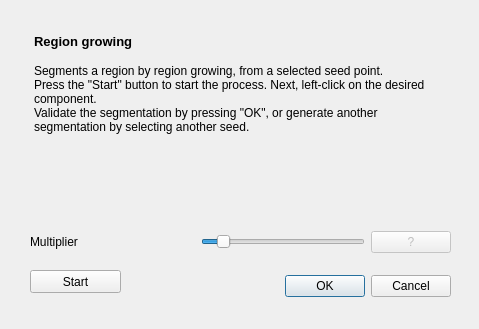
Before: the Qt Designer form ui/manualcomponentview.ui in fgrelard/ProcessMRI, drawn with Qt 5.
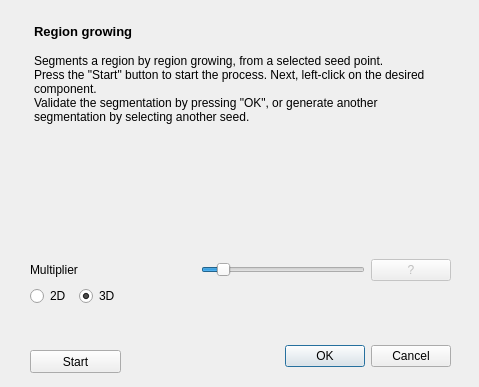
After: the same form once the commit is applied.

What changed in the file:
```diff
--- a/ui/manualcomponentview.ui
+++ b/ui/manualcomponentview.ui
@@ -7,7 +7,7 @@
     <x>0</x>
     <y>0</y>
     <width>479</width>
-    <height>329</height>
+    <height>387</height>
    </rect>
   </property>
   <property name="windowTitle">
@@ -17,7 +17,7 @@
    <property name="geometry">
     <rect>
      <x>200</x>
-     <y>270</y>
+     <y>340</y>
      <width>251</width>
      <height>32</height>
     </rect>
@@ -36,9 +36,9 @@
    <property name="geometry">
     <rect>
      <x>30</x>
-     <y>30</y>
+     <y>20</y>
      <width>421</width>
-     <height>223</height>
+     <height>261</height>
     </rect>
    </property>
    <layout class="QGridLayout" name="gridLayout">
@@ -172,7 +172,7 @@
    <property name="geometry">
     <rect>
      <x>30</x>
-     <y>270</y>
+     <y>350</y>
      <width>91</width>
      <height>23</height>
     </rect>
@@ -181,6 +181,44 @@
     <string>Start</string>
    </property>
   </widget>
+  <widget class="QWidget" name="horizontalLayoutWidget">
+   <property name="geometry">
+    <rect>
+     <x>30</x>
+     <y>280</y>
+     <width>92</width>
+     <height>32</height>
+    </rect>
+   </property>
+   <layout class="QHBoxLayout" name="horizontalLayout_3">
+    <item>
+     <widget class="QRadioButton" name="radioButton_2D">
+      <property name="sizePolicy">
+       <sizepolicy hsizetype="Minimum" vsizetype="Fixed">
+        <horstretch>0</horstretch>
+        <verstretch>0</verstretch>
+       </sizepolicy>
+      </property>
+      <property name="text">
+       <string>2D</string>
+      </property>
+     </widget>
+    </item>
+    <item>
+     <widget class="QRadioButton" name="radioButton_3D">
+      <property name="text">
+       <string>3D</string>
+      </property>
+      <property name="checked">
+       <bool>true</bool>
+      </property>
+      <property name="autoExclusive">
+       <bool>true</bool>
+      </property>
+     </widget>
+    </item>
+   </layout>
+  </widget>
  </widget>
  <resources/>
  <connections>
```
